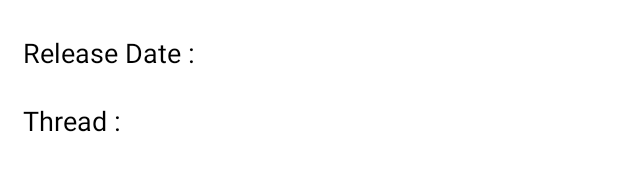
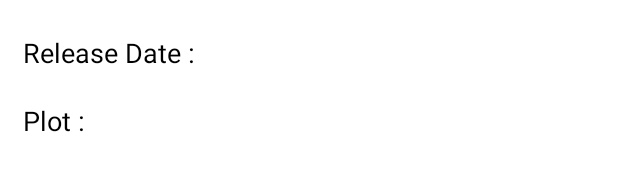
Before and after one commit to sreejithes/FilmsAppKotlin, an Android app: the layout fragment_details.xml on its own in the app's theme, with its tools: preview values and no code run, on a phone screen of 412 x 824 dp. Shown: the part 305-476 px from the top of the screen. Run offline under Robolectric (Android 15) with nearby library versions, the phone set to English and light mode, and no system bars.

Commit message:
-changed text value

```diff
--- a/app/src/main/res/layout/fragment_details.xml
+++ b/app/src/main/res/layout/fragment_details.xml
@@ -97,7 +97,7 @@
                     android:layout_width="wrap_content"
                     android:layout_height="wrap_content"
                     android:layout_marginStart="10dp"
-                    android:text="Thread :"
+                    android:text="Plot :"
                     android:textColor="#000"
                     android:textSize="18dp"/>
                 <LinearLayout
```
